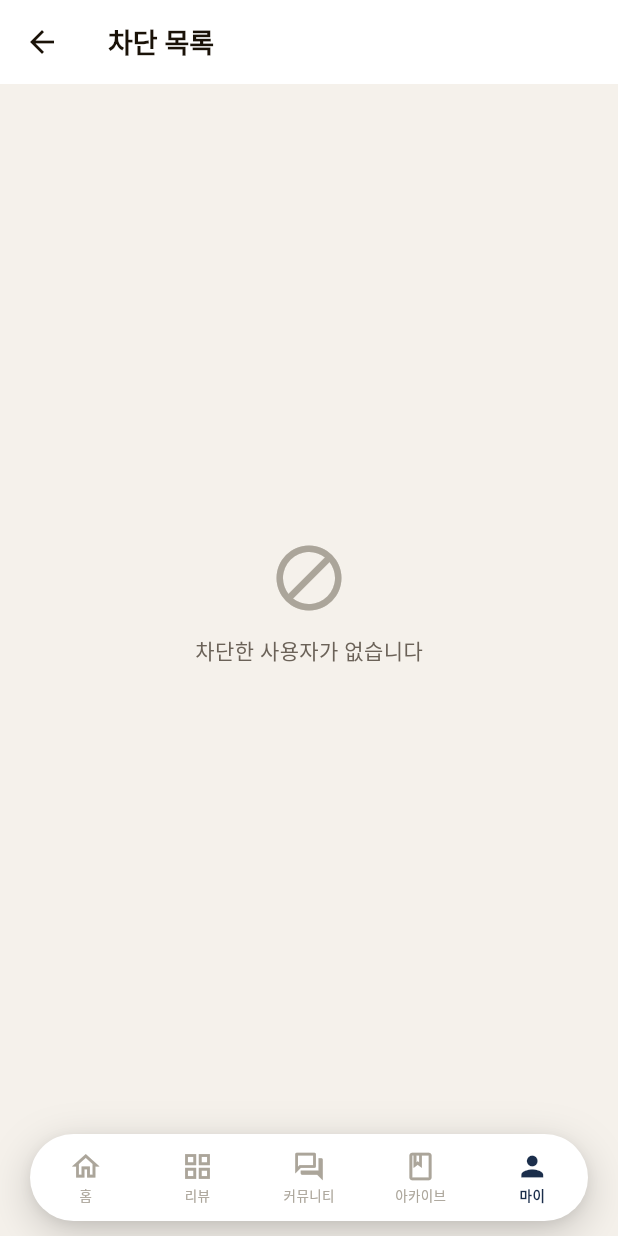
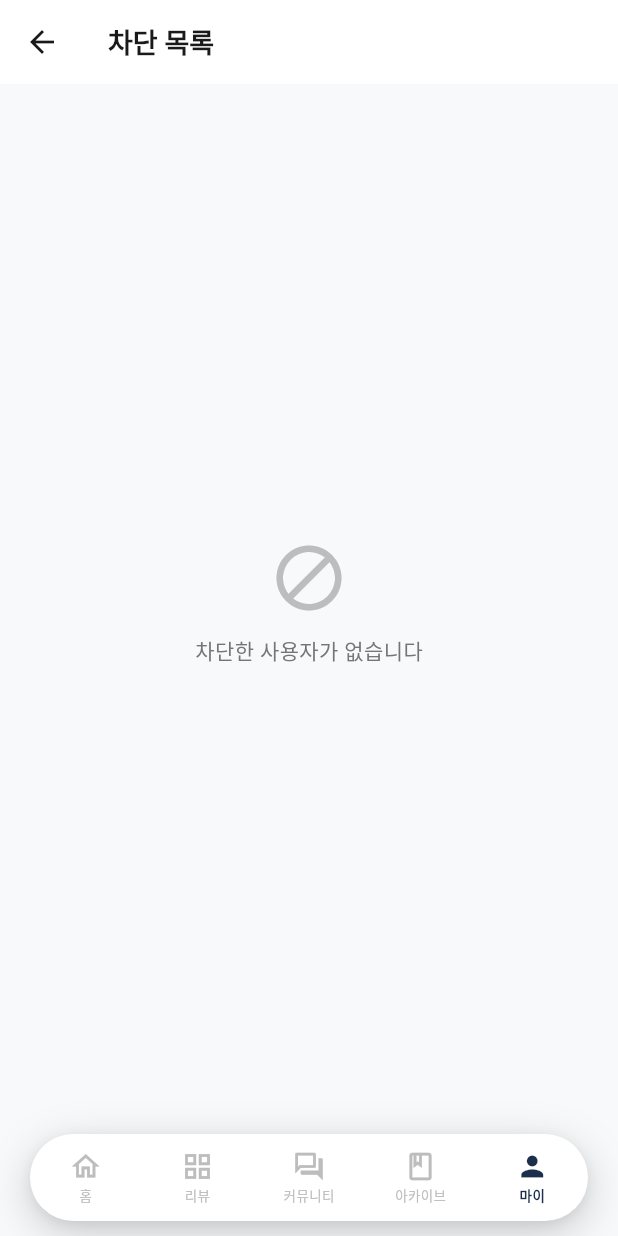
Before and after one commit to tangerlyn/pen, a Flutter app: the BlockedUsersScreen screen opened by its route, on a phone screen of 412 x 824 dp. Run offline on Flutter 3.47's test engine with Material 3 defaults, Android fonts, the phone set to English and light mode, and no system bars; our stand-ins replace cached_network_image, cloud_firestore, confetti, connectivity_plus, csv, firebase_auth and 17 more; missing offline and left inert: flutter_naver_login, gal, kakao_flutter_sdk_user; accounts and stored records are empty; Roboto replaces fonts that are missing (Pretendard).

Commit message:
design : 배경 흰색 계열로 복원, 네이비 포인트 컬러 유지

```diff
--- a/lib/core/theme/app_theme.dart
+++ b/lib/core/theme/app_theme.dart
@@ -6,18 +6,18 @@ abstract class AppColors {
   static const primary = Color(0xFF1B2E4B);
   static const secondary = Color(0xFF2E4A6E);
   static const accent = Color(0xFF3D6A9E);
-  static const background = Color(0xFFF5F1EB);
+  static const background = Color(0xFFF8F9FA);
   static const surface = Color(0xFFFFFFFF);
   static const error = Color(0xFFE53935);
   static const success = Color(0xFF43A047);
   static const warning = Color(0xFFFB8C00);
 
-  static const textPrimary = Color(0xFF1A1208);
-  static const textSecondary = Color(0xFF6B6258);
-  static const textTertiary = Color(0xFFABA59A);
+  static const textPrimary = Color(0xFF1A1A1A);
+  static const textSecondary = Color(0xFF757575);
+  static const textTertiary = Color(0xFFBDBDBD);
 
-  static const divider = Color(0xFFE5E0D8);
-  static const chipBackground = Color(0xFFEDE9E2);
+  static const divider = Color(0xFFEEEEEE);
+  static const chipBackground = Color(0xFFF2F4F7);
   static const chipSelected = Color(0xFF1B2E4B);
 
   static const mannerHot = Color(0xFFFF5722);
```
